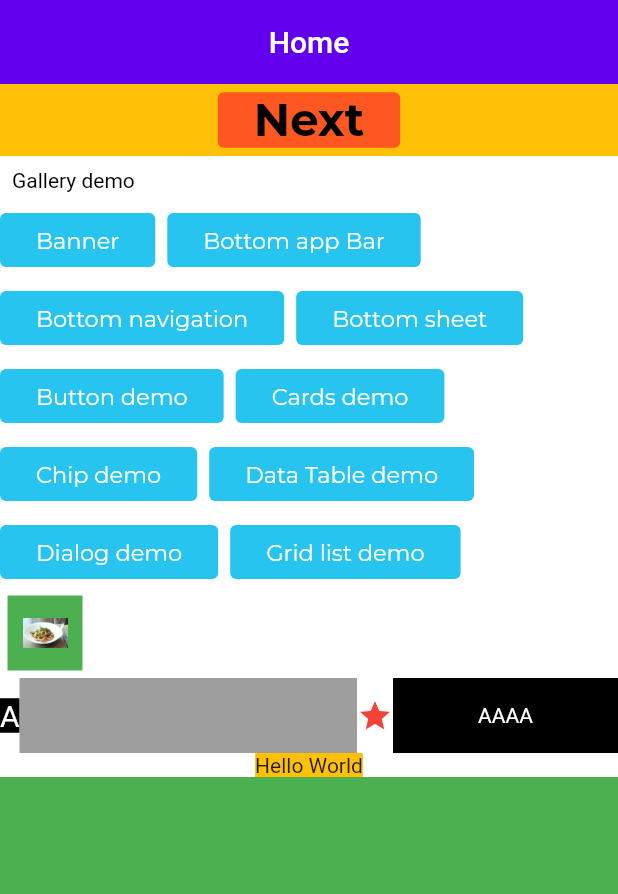
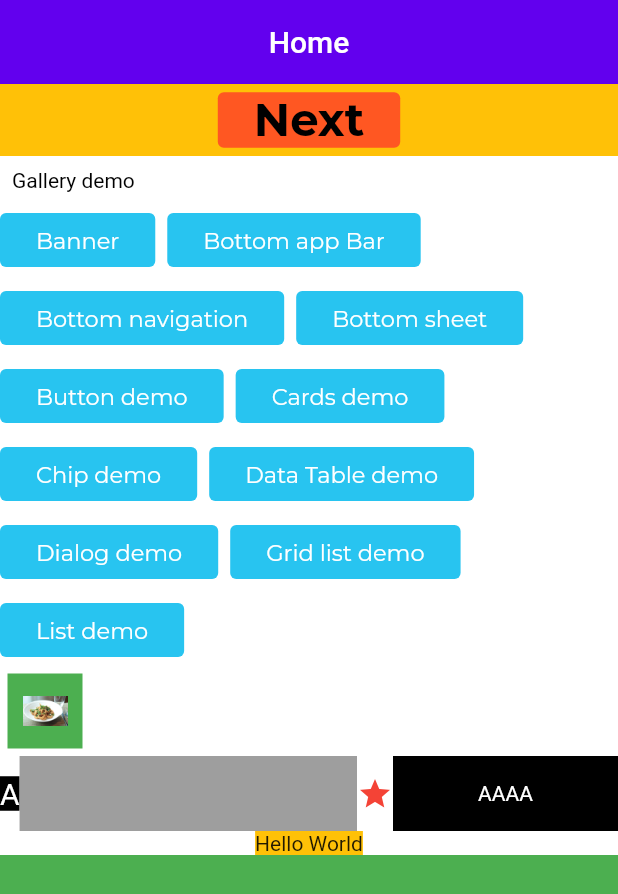
Before and after one commit to luffyjie/flutter, a Flutter app: the screen it shows after launch, on a phone screen of 412 x 824 dp. Shown: the top 894 px of the screen. Run offline on Flutter 3.47's test engine with Material 2 defaults, Android fonts, the phone set to English and light mode, and no system bars; our stand-ins replace flutter_localized_locales, flutter_swiper, google_fonts; generated files the repository leaves out were written again.

Commit message:
add list demo

```diff
--- a/flutter_autoLayout/lib/gallery_public.dart
+++ b/flutter_autoLayout/lib/gallery_public.dart
@@ -13,3 +13,4 @@ export 'gallery/chip_demo.dart';
 export 'gallery/data_table_demo.dart';
 export 'gallery/dialog_demo.dart';
 export 'gallery/grid_list_demo.dart';
+export 'gallery/list_demo.dart';
--- a/flutter_autoLayout/lib/main.dart
+++ b/flutter_autoLayout/lib/main.dart
@@ -57,6 +57,9 @@ class MyApp extends StatelessWidget {
               '/dialog_demo': (BuildContext context) => DialogDemo(),
               '/grid_list_demo': (BuildContext context) => GridListDemo(
                     type: GridListDemoType.header,
+                  ),
+              '/list_demo': (BuildContext context) => ListDemo(
+                    type: ListDemoType.twoLine,
                   ),
             },
             localizationsDelegates: const [
@@ -175,6 +178,12 @@ class _MyHomePageSatate extends State<MyHomePage> {
                       Navigator.pushNamed(context, '/grid_list_demo');
                     },
                   ),
+                  GalleryButton(
+                    name: "List demo",
+                    onPressed: () {
+                      Navigator.pushNamed(context, '/list_demo');
+                    },
+                  ),
                 ],
               ),
               Row(
```
Also changed, not shown: flutter_autoLayout/lib/gallery/list_demo.dart (added, +43 -0 lines).
